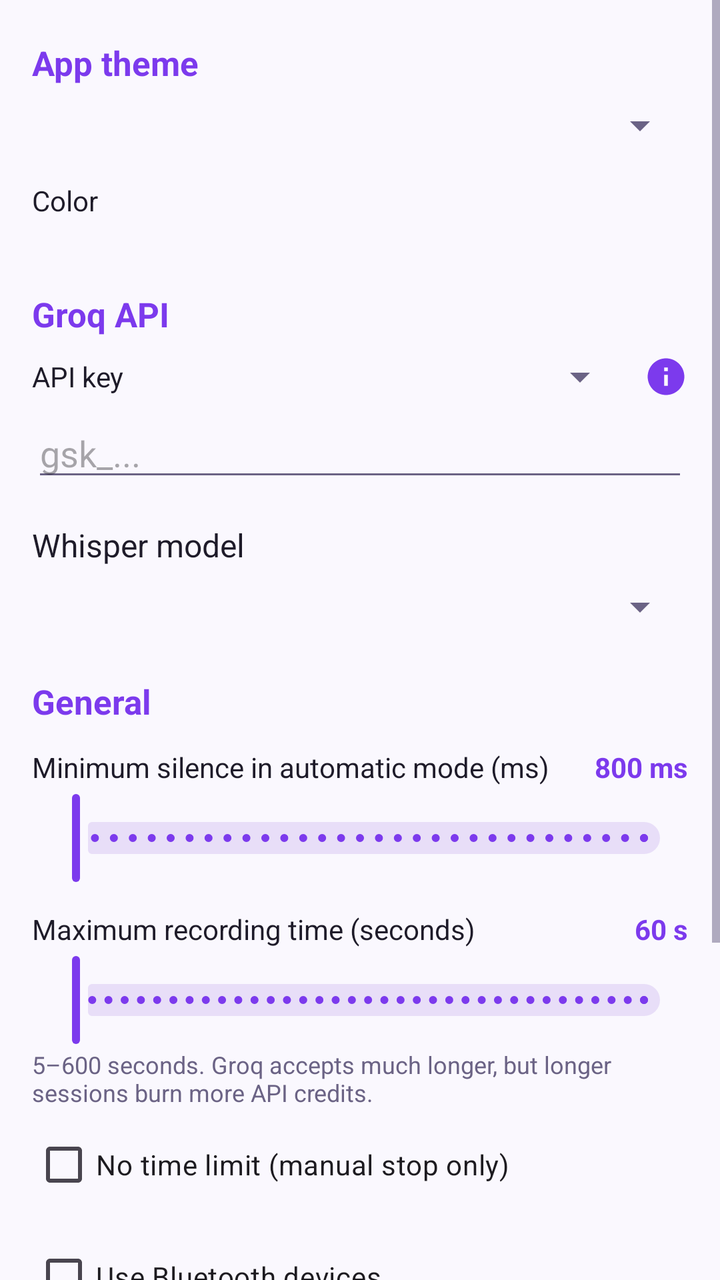
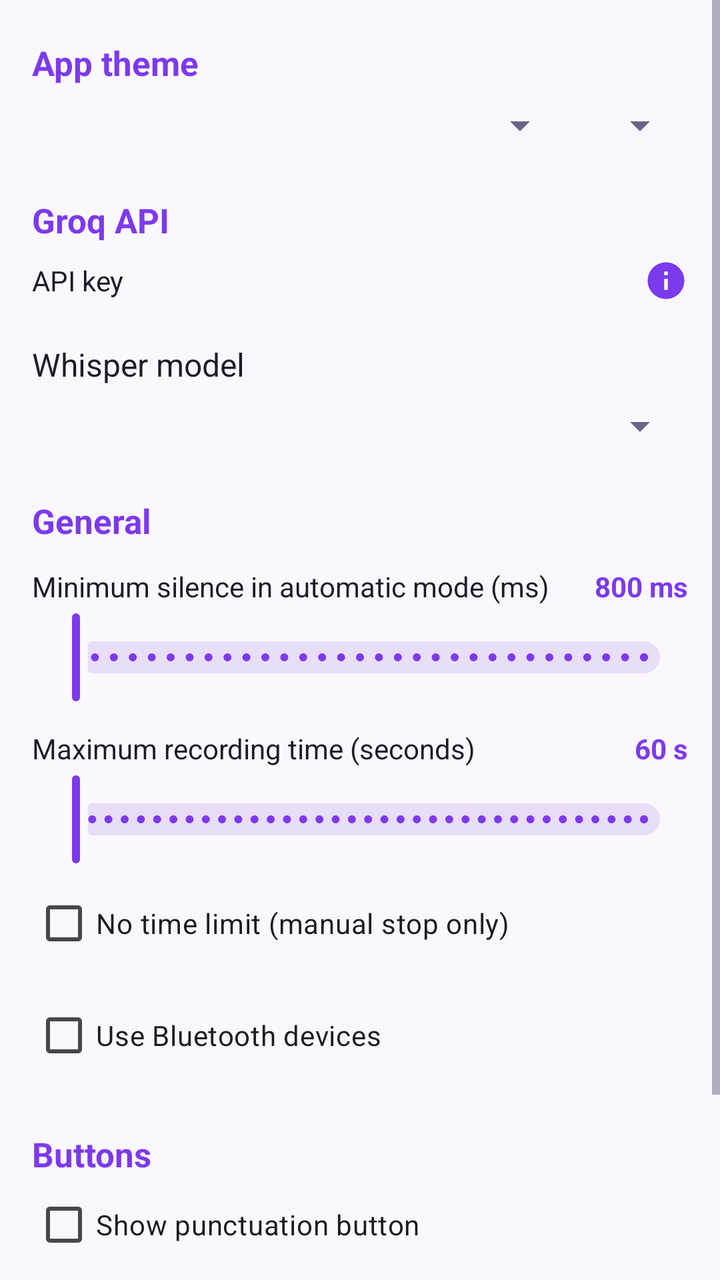

Two renders of the same Android screen: before a commit and after it. Below are the layout's source before the change and the commit's diff.
<!-- AndroidManifest.xml: activity theme Theme.WhisperGroq.ActionBar -->
<!-- res/layout/activity_settings.xml -->
<?xml version="1.0" encoding="utf-8"?>
<androidx.coordinatorlayout.widget.CoordinatorLayout xmlns:android="http://schemas.android.com/apk/res/android"
    xmlns:app="http://schemas.android.com/apk/res-auto"
    android:layout_width="match_parent"
    android:layout_height="match_parent"
    android:fitsSystemWindows="true">
    <ScrollView
        android:layout_width="match_parent"
        android:layout_height="match_parent">
        <LinearLayout
            android:layout_width="match_parent"
            android:layout_height="wrap_content"
            android:orientation="vertical"
            android:padding="16dp">

            
            <TextView
                android:layout_width="match_parent"
                android:layout_height="wrap_content"
                android:layout_marginTop="4dp"
                android:textSize="17sp"
                android:textStyle="bold"
                android:textColor="?attr/colorPrimary"
                android:text="@string/settings_theme" />

            <Spinner
                android:id="@+id/spinnerTheme"
                android:layout_width="match_parent"
                android:layout_height="wrap_content"
                android:layout_marginTop="8dp" />

            <TextView
                android:layout_width="match_parent"
                android:layout_height="wrap_content"
                android:layout_marginTop="16dp"
                android:textSize="14sp"
                android:textColor="?attr/colorOnSurface"
                android:text="@string/settings_accent_label" />

            <LinearLayout
                android:id="@+id/accentRow"
                android:layout_width="match_parent"
                android:layout_height="wrap_content"
                android:layout_marginTop="12dp"
                android:orientation="horizontal"
                android:gravity="center_vertical" />

            
            <TextView
                android:layout_width="match_parent"
                android:layout_height="wrap_content"
                android:layout_marginTop="24dp"
                android:textSize="17sp"
                android:textStyle="bold"
                android:textColor="?attr/colorPrimary"
                android:text="@string/settings_groq" />

            <LinearLayout
                android:layout_width="match_parent"
                android:layout_height="wrap_content"
                android:orientation="horizontal"
                android:gravity="center_vertical"
                android:layout_marginTop="8dp">

                <TextView
                    android:layout_width="0dp"
                    android:layout_weight="1"
                    android:layout_height="wrap_content"
                    android:textSize="14sp"
                    android:textColor="?attr/colorOnSurface"
                    android:text="@string/settings_api_key_label" />

                <Spinner
                    android:id="@+id/spinnerKeyCount"
                    android:layout_width="wrap_content"
                    android:layout_height="wrap_content" />

                <ImageButton
                    android:id="@+id/infoApiKey"
                    android:layout_width="22dp"
                    android:layout_height="22dp"
                    android:layout_marginStart="8dp"
                    android:background="?attr/selectableItemBackgroundBorderless"
                    android:src="@drawable/ic_info_48dp"
                    android:scaleType="fitCenter"
                    android:contentDescription="@string/info" />
            </LinearLayout>

            <EditText
                android:id="@+id/editApiKey"
                android:layout_width="match_parent"
                android:layout_height="wrap_content"
                android:layout_marginTop="4dp"
                android:hint="gsk_..."
                android:inputType="textPassword" />

            <EditText
                android:id="@+id/editApiKey2"
                android:layout_width="match_parent"
                android:layout_height="wrap_content"
                android:layout_marginTop="4dp"
                android:visibility="gone"
                android:hint="gsk_... (2)"
                android:inputType="textPassword" />

            <EditText
                android:id="@+id/editApiKey3"
                android:layout_width="match_parent"
                android:layout_height="wrap_content"
                android:layout_marginTop="4dp"
                android:visibility="gone"
                android:hint="gsk_... (3)"
                android:inputType="textPassword" />

            <TextView
                android:layout_width="wrap_content"
                android:layout_height="wrap_content"
                android:layout_marginTop="16dp"
                android:textSize="16sp"
                android:textColor="?attr/colorOnSurface"
                android:text="@string/settings_model" />

            <Spinner
                android:id="@+id/spinnerModel"
                android:layout_width="match_parent"
                android:layout_height="wrap_content"
                android:layout_marginTop="8dp" />

            
            <TextView
                android:layout_width="match_parent"
                android:layout_height="wrap_content"
                android:layout_marginTop="24dp"
                android:textSize="17sp"
                android:textStyle="bold"
                android:textColor="?attr/colorPrimary"
                android:text="@string/settings_general" />

            
            <LinearLayout
                android:layout_width="match_parent"
                android:layout_height="wrap_content"
                android:orientation="horizontal"
                android:gravity="center_vertical"
                android:layout_marginTop="12dp">

                <TextView
                    android:layout_width="0dp"
                    android:layout_weight="1"
                    android:layout_height="wrap_content"
                    android:textSize="14sp"
                    android:textColor="?attr/colorOnSurface"
                    android:text="@string/settings_minimum_silence" />

                <TextView
                    android:id="@+id/valueMinSilence"
                    android:layout_width="wrap_content"
                    android:layout_height="wrap_content"
                    android:layout_marginStart="8dp"
                    android:textSize="14sp"
                    android:textStyle="bold"
                    android:textColor="?attr/colorPrimary"
                    android:text="800 ms" />
            </LinearLayout>

            <com.google.android.material.slider.Slider
                android:id="@+id/settings_min_silence"
                android:layout_width="match_parent"
                android:layout_height="wrap_content"
                android:layout_marginTop="2dp"
                android:valueFrom="0"
                android:valueTo="3000"
                android:stepSize="100"
                app:labelBehavior="gone" />

            
            <LinearLayout
                android:layout_width="match_parent"
                android:layout_height="wrap_content"
                android:orientation="horizontal"
                android:gravity="center_vertical"
                android:layout_marginTop="12dp">

                <TextView
                    android:layout_width="0dp"
                    android:layout_weight="1"
                    android:layout_height="wrap_content"
                    android:textSize="14sp"
                    android:textColor="?attr/colorOnSurface"
                    android:text="@string/settings_max_recording" />

                <TextView
                    android:id="@+id/valueMaxSeconds"
                    android:layout_width="wrap_content"
                    android:layout_height="wrap_content"
                    android:layout_marginStart="8dp"
                    android:textSize="14sp"
                    android:textStyle="bold"
                    android:textColor="?attr/colorPrimary"
                    android:text="60 s" />
            </LinearLayout>

            <com.google.android.material.slider.Slider
                android:id="@+id/settings_max_seconds"
                android:layout_width="match_parent"
                android:layout_height="wrap_content"
                android:layout_marginTop="2dp"
                android:valueFrom="5"
                android:valueTo="600"
                android:stepSize="5"
                app:labelBehavior="gone" />

            <TextView
                android:layout_width="wrap_content"
                android:layout_height="wrap_content"
                android:layout_marginTop="0dp"
                android:textSize="12sp"
                android:textColor="@color/text_secondary"
                android:text="@string/settings_max_recording_hint" />

            <CheckBox
                android:id="@+id/toggleNoLimit"
                android:layout_width="match_parent"
                android:layout_height="wrap_content"
                android:layout_marginTop="4dp"
                android:text="@string/settings_no_limit"
                android:textSize="14sp" />

            
            <CheckBox
                android:id="@+id/mode_bluetooth"
                android:layout_width="match_parent"
                android:layout_height="wrap_content"
                android:layout_marginTop="8dp"
                android:text="@string/setting_bluetooth"
                android:textSize="14sp" />

            
            <TextView
                android:layout_width="match_parent"
                android:layout_height="wrap_content"
                android:layout_marginTop="24dp"
                android:textSize="17sp"
                android:textStyle="bold"
                android:textColor="?attr/colorPrimary"
                android:text="@string/settings_buttons" />

            <CheckBox
                android:id="@+id/togglePunctuation"
                android:layout_width="match_parent"
                android:layout_height="wrap_content"
                android:text="@string/toggle_punctuation"
                android:textSize="14sp" />

            <CheckBox
                android:id="@+id/toggleKeyboard"
                android:layout_width="match_parent"
                android:layout_height="wrap_content"
                android:text="@string/toggle_keyboard_button"
                android:textSize="14sp" />

            <CheckBox
                android:id="@+id/toggleAuto"
                android:layout_width="match_parent"
                android:layout_height="wrap_content"
                android:text="@string/toggle_auto_mode"
                android:textSize="14sp" />

        </LinearLayout>
    </ScrollView>
</androidx.coordinatorlayout.widget.CoordinatorLayout>
<!-- resources referenced by this layout -->
<resources>
  <color name="text_secondary">#6B6385</color>
  <!-- drawable ic_info_48dp (drawable) -->
  <vector xmlns:android="http://schemas.android.com/apk/res/android"
      android:width="24dp"
      android:height="24dp"
      android:viewportWidth="24"
      android:viewportHeight="24">
    
    <path
        android:fillColor="?attr/colorPrimary"
        android:pathData="M12,2C6.48,2 2,6.48 2,12s4.48,10 10,10 10,-4.48 10,-10S17.52,2 12,2zM13,17h-2v-6h2v6zM13,9h-2V7h2v2z"/>
  </vector>
  <string name="info">Info</string>
  <string name="setting_bluetooth">Use Bluetooth devices</string>
  <string name="settings_accent_label">Color</string>
  <string name="settings_api_key_label">API key</string>
  <string name="settings_buttons">Buttons</string>
  <string name="settings_general">General</string>
  <string name="settings_groq">Groq API</string>
  <string name="settings_max_recording">Maximum recording time (seconds)</string>
  <string name="settings_max_recording_hint">5–600 seconds. Groq accepts much longer, but longer sessions burn more API credits.</string>
  <string name="settings_minimum_silence">Minimum silence in automatic mode (ms)</string>
  <string name="settings_model">Whisper model</string>
  <string name="settings_no_limit">No time limit (manual stop only)</string>
  <string name="settings_theme">App theme</string>
  <string name="toggle_auto_mode">Show automatic-mode toggle</string>
  <string name="toggle_keyboard_button">Show keyboard button</string>
  <string name="toggle_punctuation">Show punctuation button</string>
  <style name="Theme.WhisperGroq.ActionBar" parent="Theme.Material3.DayNight">
          <item name="colorPrimary">@color/colorAccent</item>
          <item name="colorPrimaryVariant">@color/colorAccentDark</item>
          <item name="colorSecondary">@color/colorAccent</item>
          <item name="colorSurface">@color/surface</item>
          <item name="colorOnSurface">@color/text_primary</item>
          <item name="android:windowBackground">@color/windowBackground</item>
          <item name="android:textColorPrimary">@color/text_primary</item>
          <item name="android:textColorSecondary">@color/text_secondary</item>
      </style>
  <color name="colorAccent">#7C3AED</color>
  <color name="colorAccentDark">#5B21B6</color>
  <color name="surface">#FFFFFF</color>
  <color name="text_primary">#1E1B29</color>
  <color name="windowBackground">#FAF8FE</color>
</resources>

<!-- the commit's change to res/layout/activity_settings.xml (unified diff, before → after) -->
@@ -23,27 +23,25 @@
                 android:textColor="?attr/colorPrimary"
                 android:text="@string/settings_theme" />
 
-            <Spinner
-                android:id="@+id/spinnerTheme"
-                android:layout_width="match_parent"
-                android:layout_height="wrap_content"
-                android:layout_marginTop="8dp" />
-
-            <TextView
-                android:layout_width="match_parent"
-                android:layout_height="wrap_content"
-                android:layout_marginTop="16dp"
-                android:textSize="14sp"
-                android:textColor="?attr/colorOnSurface"
-                android:text="@string/settings_accent_label" />
-
-            <LinearLayout
-                android:id="@+id/accentRow"
-                android:layout_width="match_parent"
-                android:layout_height="wrap_content"
-                android:layout_marginTop="12dp"
-                android:orientation="horizontal"
-                android:gravity="center_vertical" />
+            <LinearLayout
+                android:layout_width="match_parent"
+                android:layout_height="wrap_content"
+                android:layout_marginTop="8dp"
+                android:orientation="horizontal"
+                android:gravity="center_vertical">
+
+                <Spinner
+                    android:id="@+id/spinnerTheme"
+                    android:layout_width="0dp"
+                    android:layout_weight="1"
+                    android:layout_height="wrap_content" />
+
+                <Spinner
+                    android:id="@+id/spinnerColor"
+                    android:layout_width="wrap_content"
+                    android:layout_height="wrap_content"
+                    android:layout_marginStart="12dp" />
+            </LinearLayout>
 
             
             <TextView
@@ -69,48 +67,24 @@
                     android:textSize="14sp"
                     android:textColor="?attr/colorOnSurface"
                     android:text="@string/settings_api_key_label" />
-
-                <Spinner
-                    android:id="@+id/spinnerKeyCount"
-                    android:layout_width="wrap_content"
-                    android:layout_height="wrap_content" />
 
                 <ImageButton
                     android:id="@+id/infoApiKey"
                     android:layout_width="22dp"
                     android:layout_height="22dp"
-                    android:layout_marginStart="8dp"
                     android:background="?attr/selectableItemBackgroundBorderless"
                     android:src="@drawable/ic_info_48dp"
                     android:scaleType="fitCenter"
                     android:contentDescription="@string/info" />
             </LinearLayout>
 
-            <EditText
-                android:id="@+id/editApiKey"
+            
+            <LinearLayout
+                android:id="@+id/keyList"
                 android:layout_width="match_parent"
                 android:layout_height="wrap_content"
                 android:layout_marginTop="4dp"
-                android:hint="gsk_..."
-                android:inputType="textPassword" />
-
-            <EditText
-                android:id="@+id/editApiKey2"
-                android:layout_width="match_parent"
-                android:layout_height="wrap_content"
-                android:layout_marginTop="4dp"
-                android:visibility="gone"
-                android:hint="gsk_... (2)"
-                android:inputType="textPassword" />
-
-            <EditText
-                android:id="@+id/editApiKey3"
-                android:layout_width="match_parent"
-                android:layout_height="wrap_content"
-                android:layout_marginTop="4dp"
-                android:visibility="gone"
-                android:hint="gsk_... (3)"
-                android:inputType="textPassword" />
+                android:orientation="vertical" />
 
             <TextView
                 android:layout_width="wrap_content"
@@ -210,14 +184,6 @@
                 android:stepSize="5"
                 app:labelBehavior="gone" />
 
-            <TextView
-                android:layout_width="wrap_content"
-                android:layout_height="wrap_content"
-                android:layout_marginTop="0dp"
-                android:textSize="12sp"
-                android:textColor="@color/text_secondary"
-                android:text="@string/settings_max_recording_hint" />
-
             <CheckBox
                 android:id="@+id/toggleNoLimit"
                 android:layout_width="match_parent"
<!-- resource entries referenced after the edit -->
@@ -1,6 +1,5 @@
 <!-- resources referenced by this layout -->
 <resources>
-  <color name="text_secondary">#6B6385</color>
   <!-- drawable ic_info_48dp (drawable) -->
   <vector xmlns:android="http://schemas.android.com/apk/res/android"
       android:width="24dp"
@@ -14,13 +13,11 @@
   </vector>
   <string name="info">Info</string>
   <string name="setting_bluetooth">Use Bluetooth devices</string>
-  <string name="settings_accent_label">Color</string>
   <string name="settings_api_key_label">API key</string>
   <string name="settings_buttons">Buttons</string>
   <string name="settings_general">General</string>
   <string name="settings_groq">Groq API</string>
   <string name="settings_max_recording">Maximum recording time (seconds)</string>
-  <string name="settings_max_recording_hint">5–600 seconds. Groq accepts much longer, but longer sessions burn more API credits.</string>
   <string name="settings_minimum_silence">Minimum silence in automatic mode (ms)</string>
   <string name="settings_model">Whisper model</string>
   <string name="settings_no_limit">No time limit (manual stop only)</string>
@@ -43,5 +40,6 @@
   <color name="surface">#FFFFFF</color>
   <color name="text_primary">#1E1B29</color>
   <color name="windowBackground">#FAF8FE</color>
+  <color name="text_secondary">#6B6385</color>
 </resources>
 
